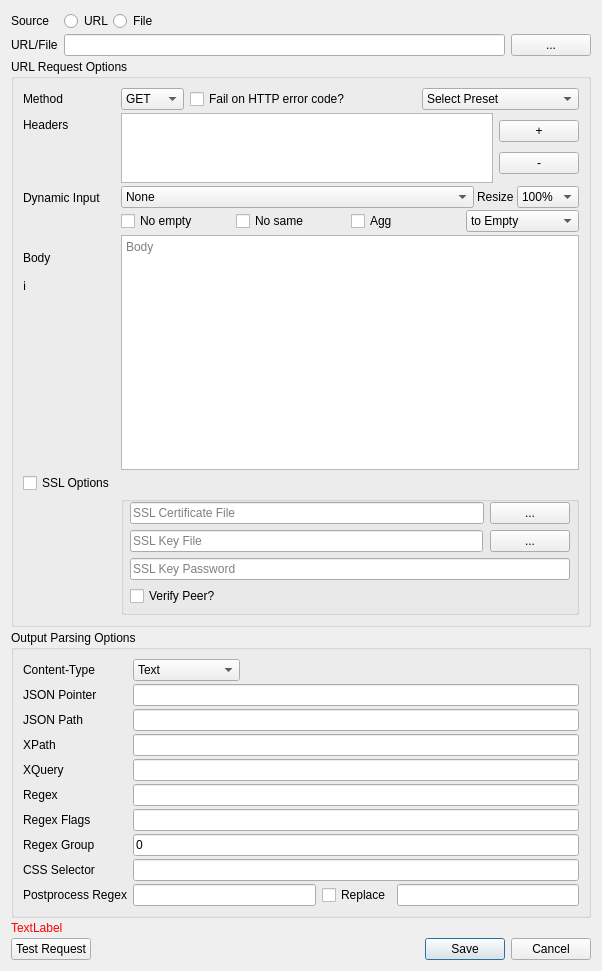
First picture: the form in src/ui/requestbuilder.ui, repository locaal-ai/obs-urlsource, before the edit.
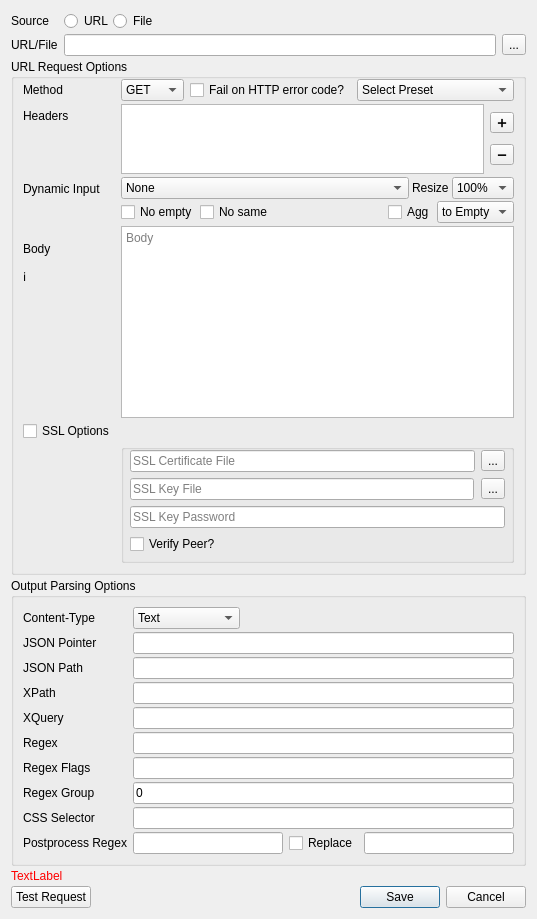
Second picture: the form after the edit.

Commit message: Refactor UI components and fix URL source callbacks

Diff of the .ui file:
```diff
--- a/src/ui/requestbuilder.ui
+++ b/src/ui/requestbuilder.ui
@@ -6,10 +6,16 @@
    <rect>
     <x>0</x>
     <y>0</y>
-    <width>602</width>
-    <height>971</height>
+    <width>493</width>
+    <height>809</height>
    </rect>
   </property>
+  <property name="sizePolicy">
+   <sizepolicy hsizetype="Preferred" vsizetype="Minimum">
+    <horstretch>0</horstretch>
+    <verstretch>0</verstretch>
+   </sizepolicy>
+  </property>
   <property name="windowTitle">
    <string>Dialog</string>
   </property>
@@ -121,7 +127,7 @@
           <widget class="QLineEdit" name="urlLineEdit"/>
          </item>
          <item>
-          <widget class="QPushButton" name="urlOrFileButton">
+          <widget class="QToolButton" name="urlOrFileButton">
            <property name="text">
             <string>...</string>
            </property>
@@ -136,7 +142,7 @@
    <item>
     <widget class="QGroupBox" name="urlRequestOptionsGroup">
      <property name="sizePolicy">
-      <sizepolicy hsizetype="Preferred" vsizetype="Preferred">
+      <sizepolicy hsizetype="Preferred" vsizetype="Minimum">
        <horstretch>0</horstretch>
        <verstretch>0</verstretch>
       </sizepolicy>
@@ -151,6 +157,9 @@
       <property name="verticalSpacing">
        <number>3</number>
       </property>
+      <property name="topMargin">
+       <number>0</number>
+      </property>
       <item row="4" column="0">
        <widget class="QLabel" name="label_3">
         <property name="text">
@@ -290,7 +299,7 @@
          <item>
           <widget class="QTableView" name="tableView_headers">
            <property name="sizePolicy">
-            <sizepolicy hsizetype="Expanding" vsizetype="Minimum">
+            <sizepolicy hsizetype="Expanding" vsizetype="Fixed">
              <horstretch>0</horstretch>
              <verstretch>0</verstretch>
             </sizepolicy>
@@ -331,16 +340,16 @@
              <number>0</number>
             </property>
             <item>
-             <widget class="QPushButton" name="pushButton_addHeader">
+             <widget class="QToolButton" name="toolButton_addHeader">
               <property name="text">
-               <string>+</string>
+               <string>➕</string>
               </property>
              </widget>
             </item>
             <item>
-             <widget class="QPushButton" name="pushButton_removeHeader">
+             <widget class="QToolButton" name="toolButton_removeHeader">
               <property name="text">
-               <string>-</string>
+               <string>➖</string>
               </property>
              </widget>
             </item>
@@ -395,12 +404,6 @@
             </property>
             <item>
              <widget class="QComboBox" name="obsTextSourceComboBox">
-              <property name="sizePolicy">
-               <sizepolicy hsizetype="MinimumExpanding" vsizetype="Fixed">
-                <horstretch>0</horstretch>
-                <verstretch>0</verstretch>
-               </sizepolicy>
-              </property>
               <property name="toolTip">
                <string>&quot;Select a OBS text source to use its current text in the querystring or request body as `{{input}}` or `{{imageb64}}`.&quot;</string>
               </property>
@@ -494,6 +497,19 @@
               </property>
              </widget>
             </item>
+            <item>
+             <spacer name="horizontalSpacer_2">
+              <property name="orientation">
+               <enum>Qt::Horizontal</enum>
+              </property>
+              <property name="sizeHint" stdset="0">
+               <size>
+                <width>40</width>
+                <height>20</height>
+               </size>
+              </property>
+             </spacer>
+            </item>
             <item>
              <widget class="QCheckBox" name="aggToTarget">
               <property name="toolTip">
@@ -559,12 +575,6 @@
       </item>
       <item row="9" column="1">
        <widget class="QTextEdit" name="bodyTextEdit">
-        <property name="sizePolicy">
-         <sizepolicy hsizetype="Expanding" vsizetype="Expanding">
-          <horstretch>0</horstretch>
-          <verstretch>1</verstretch>
-         </sizepolicy>
-        </property>
         <property name="acceptRichText">
          <bool>false</bool>
         </property>
@@ -640,7 +650,7 @@
              </widget>
             </item>
             <item>
-             <widget class="QPushButton" name="sslCertFileButton">
+             <widget class="QToolButton" name="sslCertFileButton">
               <property name="sizePolicy">
                <sizepolicy hsizetype="Minimum" vsizetype="Fixed">
                 <horstretch>0</horstretch>
@@ -687,7 +697,7 @@
              </widget>
             </item>
             <item>
-             <widget class="QPushButton" name="sslKeyFileButton">
+             <widget class="QToolButton" name="sslKeyFileButton">
               <property name="text">
                <string>...</string>
               </property>
@@ -719,7 +729,7 @@
    <item>
     <widget class="QGroupBox" name="outputGroupBox">
      <property name="sizePolicy">
-      <sizepolicy hsizetype="Preferred" vsizetype="Fixed">
+      <sizepolicy hsizetype="Preferred" vsizetype="Minimum">
        <horstretch>0</horstretch>
        <verstretch>0</verstretch>
       </sizepolicy>
@@ -743,12 +753,6 @@
       </item>
       <item row="0" column="1">
        <widget class="QComboBox" name="outputTypeComboBox">
-        <property name="sizePolicy">
-         <sizepolicy hsizetype="Fixed" vsizetype="Fixed">
-          <horstretch>0</horstretch>
-          <verstretch>0</verstretch>
-         </sizepolicy>
-        </property>
         <item>
          <property name="text">
           <string>Text</string>
@@ -917,12 +921,6 @@
    </item>
    <item>
     <widget class="QLabel" name="errorMessageLabel">
-     <property name="sizePolicy">
-      <sizepolicy hsizetype="Preferred" vsizetype="Fixed">
-       <horstretch>0</horstretch>
-       <verstretch>0</verstretch>
-      </sizepolicy>
-     </property>
      <property name="styleSheet">
       <string notr="true">QLabel { color : red; }</string>
      </property>
```
The commit also changes 4 other files.
